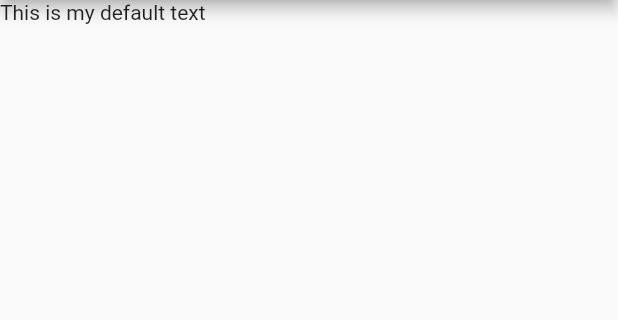
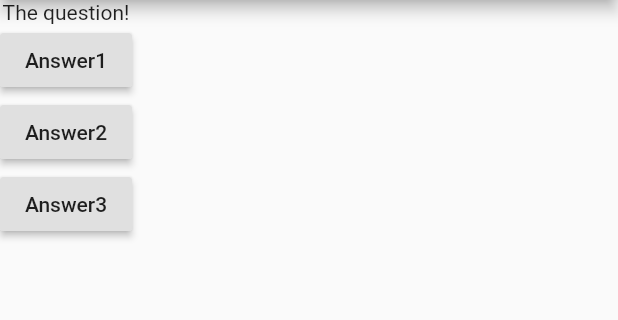
Before and after one commit to DuncanMoyo/flutter-tutorial-for-beginners, a Flutter app: the screen it shows after launch, on a phone screen of 412 x 824 dp, the part 84-404 px from its top. Run offline on Flutter 3.47's test engine with Material 2 defaults, Android fonts, the phone set to English and light mode, and no system bars.

Commit message:
working with buttons

```diff
--- a/lib/main.dart
+++ b/lib/main.dart
@@ -9,15 +9,40 @@ import 'package:flutter/material.dart';
 void main() => runApp(MyApp());
 
 class MyApp extends StatelessWidget {
+  void answerQuestion() {
+    print('Answer Chosen!');
+  }
+
   @override
   Widget build(BuildContext context) {
+    var questions = [
+      'What\'s your favourite color?',
+      'What\'s your favourite animal?',
+    ];
     return MaterialApp(
       home: Scaffold(
-        appBar: AppBar(
-          title: Text('First of Many'),
-        ),
-        body: Text('This is my default text'),
-      ),
+          appBar: AppBar(
+            title: Text('First of Many'),
+          ),
+          body: Column(
+            children: [
+              Text('The question!'),
+              RaisedButton(
+                child: Text('Answer1'),
+                onPressed: answerQuestion,
+              ),
+              RaisedButton(
+                child: Text('Answer2'),
+                onPressed: () => print('Answer 2 chosen'),
+              ),
+              RaisedButton(
+                child: Text('Answer3'),
+                onPressed: () {
+                  print('Answer 3 chosen');
+                },
+              ),
+            ],
+          )),
     );
   }
 }
```
